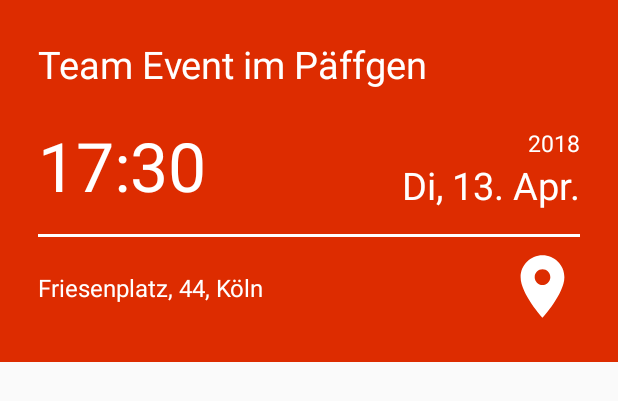
After one commit to MenzelRobin/TEN-Manager, an Android app: the layout fragment_overview_event.xml on its own in the app's theme, with its tools: preview values and no code run, on a phone screen of 412 x 824 dp. The commit adds this screen. Shown: the top 401 px of the screen. Run offline under Robolectric (Android 15) with nearby library versions, the phone set to English and light mode, and no system bars.

Commit message:
Added Layouts for Overview Activity and Fragments, formatted Overview Layout and event Fragment to match coding conventions.

```diff
--- a/app/build.gradle
+++ b/app/build.gradle
@@ -23,6 +23,7 @@
     implementation 'com.android.support:appcompat-v7:27.1.1'
     implementation 'com.android.support.constraint:constraint-layout:1.1.3'
     implementation "com.android.support:support-core-utils:27.1.1"
+    implementation 'com.android.support:support-v4:27.1.1'
     testImplementation 'junit:junit:4.12'
     androidTestImplementation 'com.android.support.test:runner:1.0.2'
     androidTestImplementation 'com.android.support.test.espresso:espresso-core:3.0.2'
--- a/app/src/main/AndroidManifest.xml
+++ b/app/src/main/AndroidManifest.xml
@@ -16,7 +16,7 @@
                 <category android:name="android.intent.category.LAUNCHER" />
             </intent-filter>
         </activity>
-        <activity android:name=".OverviewActivity"></activity>
+        <activity android:name=".overview.overviewActivity.OverviewActivity"></activity>
     </application>
 
 </manifest>
--- a/app/src/main/java/com/example/robin/angrynerds_wip/MainActivity.java
+++ b/app/src/main/java/com/example/robin/angrynerds_wip/MainActivity.java
@@ -15,7 +15,7 @@
 
 
     public void onClickMain(View view) {
-        Intent intent = new Intent(this, OverviewActivity.class);
+        /*Intent intent = new Intent(this, OverviewActivity.class);
         //intent.putExtra("ID", 5); // Hier können eigene Parameter hinzugefügt werden.
         this.startActivity(intent); // Activity Starten
     }
@@ -35,6 +35,6 @@
     public void onClickNote(View view) {
         Intent intent = new Intent(this, OverviewActivity.class);
         //intent.putExtra("ID", 5); // Hier können eigene Parameter hinzugefügt werden.
-        this.startActivity(intent); // Activity Starten
+        this.startActivity(intent); // Activity Starten*/
     }
 }
--- a/app/src/main/java/com/example/robin/angrynerds_wip/OverviewActivity.java
+++ b/app/src/main/java/com/example/robin/angrynerds_wip/overview/overviewActivity/OverviewActivity.java
@@ -1,7 +1,8 @@
-package com.example.robin.angrynerds_wip;
+package com.example.robin.angrynerds_wip.overview.overviewActivity;
 
 import android.support.v7.app.AppCompatActivity;
 import android.os.Bundle;
+import com.example.robin.angrynerds_wip.R;
 
 public class OverviewActivity extends AppCompatActivity {
 
--- /dev/null
+++ b/app/src/main/res/drawable/ic_place_black_24dp.xml
@@ -0,0 +1,5 @@
+<vector android:height="50dp" android:tint="#FFFFFF"
+    android:viewportHeight="24.0" android:viewportWidth="24.0"
+    android:width="50dp" xmlns:android="http://schemas.android.com/apk/res/android">
+    <path android:fillColor="#FF000000" android:pathData="M12,2C8.13,2 5,5.13 5,9c0,5.25 7,13 7,13s7,-7.75 7,-13c0,-3.87 -3.13,-7 -7,-7zM12,11.5c-1.38,0 -2.5,-1.12 -2.5,-2.5s1.12,-2.5 2.5,-2.5 2.5,1.12 2.5,2.5 -1.12,2.5 -2.5,2.5z"/>
+</vector>
--- /dev/null
+++ b/app/src/main/res/layout/fragment_overview_event.xml
@@ -0,0 +1,95 @@
+<?xml version="1.0" encoding="utf-8"?>
+<RelativeLayout
+    android:id="@+id/id_overview_event_fragment"
+    xmlns:android="http://schemas.android.com/apk/res/android"
+    xmlns:tools="http://schemas.android.com/tools"
+    android:layout_width="match_parent"
+    android:layout_height="wrap_content"
+    tools:context=".overview.eventFragment.OverviewEventFragment"
+    android:padding="25dp"
+    android:background="@color/bgColor1"
+    >
+
+    <TextView
+        android:id="@+id/id_overview_event_textView_title"
+        android:layout_width="wrap_content"
+        android:layout_height="wrap_content"
+        android:layout_alignParentLeft="true"
+        android:layout_alignParentTop="true"
+        android:text="@string/sample_overview_event_title"
+        android:textSize="25dp"
+        android:textColor="@color/colorWhite"
+        />
+
+
+    <TextView
+        android:id="@+id/id_overview_event_textView_time"
+        android:layout_width="wrap_content"
+        android:layout_height="wrap_content"
+        android:layout_below="@+id/id_overview_event_textView_title"
+        android:text="@string/sample_overview_event_time"
+        android:textSize="45dp"
+        android:layout_marginTop="20dp"
+        android:textColor="@color/colorWhite"
+        />
+
+    <TextView
+        android:id="@+id/id_overview_event_textView_date"
+        android:layout_width="wrap_content"
+        android:layout_height="wrap_content"
+        android:layout_alignParentRight="true"
+        android:layout_alignBottom="@id/id_overview_event_textView_time"
+        android:text="@string/sample_overview_event_date"
+        android:textSize="25dp"
+        android:layout_marginLeft= "30dp"
+        android:textColor="@color/colorWhite"
+        />
+
+    <TextView
+        android:id="@+id/id_overview_event_textView_year"
+        android:layout_width="wrap_content"
+        android:layout_height="wrap_content"
+        android:layout_above="@id/id_overview_event_textView_date"
+        android:layout_alignRight="@id/id_overview_event_textView_date"
+        android:text="@string/sample_overview_event_year"
+        android:textSize="15dp"
+        android:layout_marginLeft= "30dp"
+        android:textColor="@color/colorWhite"
+        />
+
+    <TextView
+        android:id="@+id/id_overview_event_textView_location"
+        android:layout_width="match_parent"
+        android:layout_height="wrap_content"
+        android:layout_below="@id/id_overview_event_textView_time"
+        android:layout_alignLeft="@id/id_overview_event_textView_time"
+        android:text="@string/sample_overview_event_location"
+        android:textSize="16dp"
+        android:layout_marginTop= "40dp"
+        android:textColor="@color/colorWhite"
+        />
+
+
+
+    <ImageView
+        android:id="@+id/id_overview_event_imageView_icon"
+        android:layout_width="wrap_content"
+        android:layout_height="wrap_content"
+        android:src="@drawable/ic_place_black_24dp"
+        android:layout_alignTop="@id/id_overview_event_view_line"
+        android:layout_alignParentRight="true"
+        android:layout_marginTop="10dp"
+        />
+
+    <View
+        android:id="@+id/id_overview_event_view_line"
+        android:layout_width="match_parent"
+        android:layout_height="2dp"
+        android:layout_below="@id/id_overview_event_textView_time"
+        android:layout_alignStart="@id/id_overview_event_textView_time"
+        android:textSize="16dp"
+        android:layout_marginTop="15dp"
+        android:background="@color/colorWhite"
+        />
+
+</RelativeLayout>
--- a/app/src/main/res/values/colors.xml
+++ b/app/src/main/res/values/colors.xml
@@ -13,6 +13,7 @@
     <color name="bgColor8">#f57f17</color>
     <color name="bgColor9">#60e10f</color>
     <color name="bgColor10">#8c234d</color>
+    <color name="colorWhite">#FFFFFF</color>
 
     <integer-array name="bgColors">
         <item>@color/bgColor1</item>
--- a/app/src/main/res/values/strings.xml
+++ b/app/src/main/res/values/strings.xml
@@ -1,3 +1,11 @@
 <resources>
     <string name="app_name">AngryNerds</string>
+
+    <!-- TODO: Remove or change this placeholder text -->
+    <string name="hello_blank_fragment">Hello blank fragment</string>
+    <string name="sample_overview_event_title">Team Event im Päffgen</string>
+    <string name="sample_overview_event_time">17:30</string>
+    <string name="sample_overview_event_date">Di, 13. Apr.</string>
+    <string name="sample_overview_event_year">2018</string>
+    <string name="sample_overview_event_location">Friesenplatz, 44, Köln</string>
 </resources>
```
Also changed, not shown: app/src/main/java/com/example/robin/angrynerds_wip/overview/eventFragment/OverviewEventFragment.java (added, +109 -0 lines), app/src/main/java/com/example/robin/angrynerds_wip/overview/noteFragment/OverviewNoteFragment.java (added, +109 -0 lines), app/src/main/java/com/example/robin/angrynerds_wip/overview/todoFragment/OverviewTodoFragment.java (added, +109 -0 lines), app/src/main/res/layout/activity_overview.xml (+51 -2 lines), app/src/main/res/layout/fragment_overview_note.xml (added, +14 -0 lines), app/src/main/res/layout/fragment_overview_todo.xml (added, +14 -0 lines).
